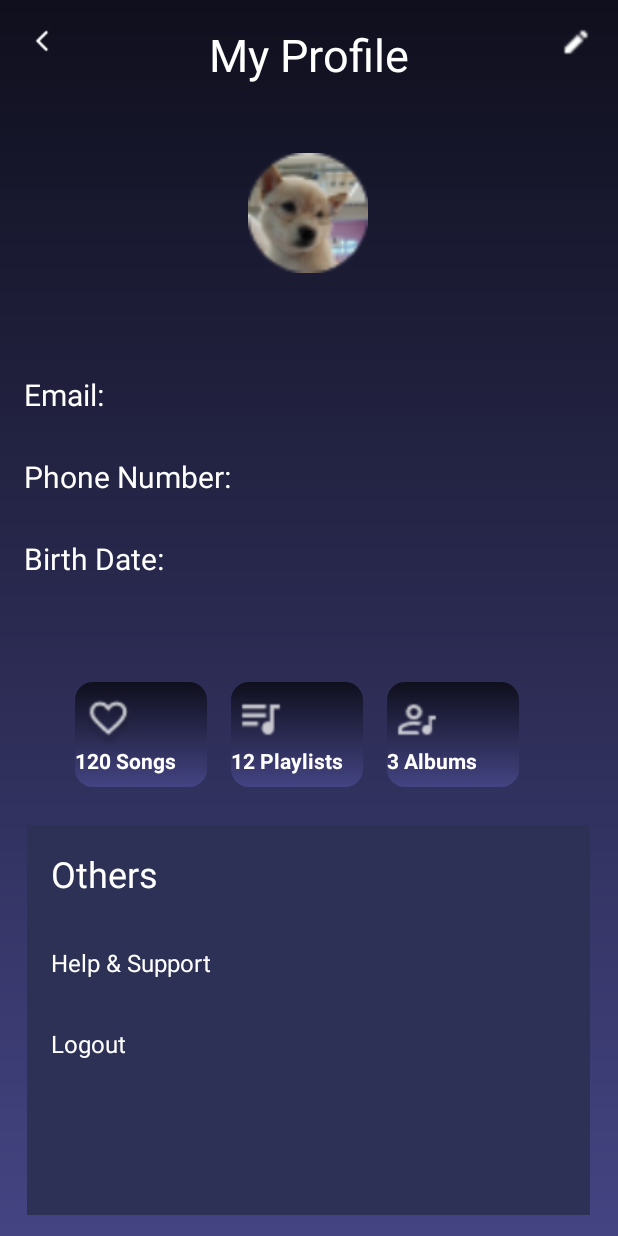
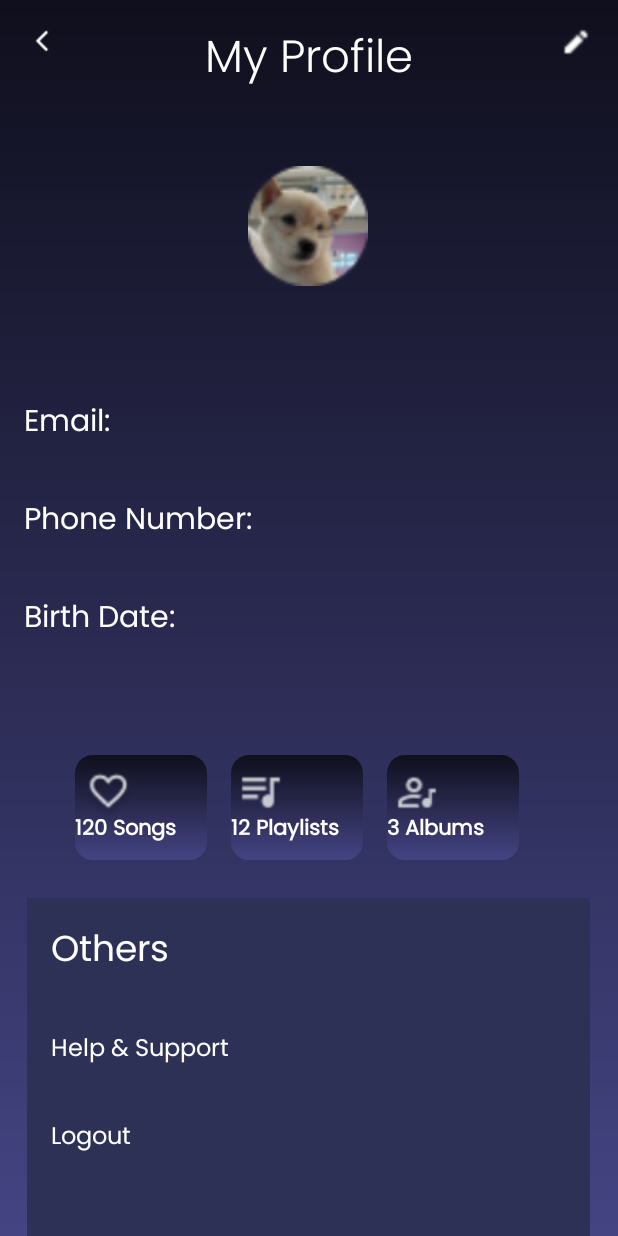
Before and after one commit to erianaerwt/vibeTune, an Android app: the ProfileActivity screen opened directly, with no data from a screen before it, on a phone screen of 412 x 824 dp. Run offline under Robolectric (Android 15) with nearby library versions, the phone set to English and light mode, and no system bars; our stand-ins replace Firebase (no records; nobody signed in at launch, a user with empty details on screens opened directly).

Commit message:
update baru lagi

```diff
--- a/app/src/main/res/layout/login.xml
+++ b/app/src/main/res/layout/login.xml
@@ -60,7 +60,7 @@
         android:fontFamily="@font/poppins_light"
         android:background="@drawable/border"
         android:hint="Email or Username"
-        android:textColorHint="@color/black"
+        android:textColor="@color/black"
         android:inputType="textEmailAddress"
         android:layout_below="@id/linearlayout1"
         android:layout_centerHorizontal="true"
@@ -73,7 +73,7 @@
         android:background="@drawable/border"
         android:fontFamily="@font/poppins_light"
         android:hint="Password"
-        android:textColorHint="@color/black"
+        android:textColor="@color/black"
         android:inputType="textPassword"
         android:layout_below="@id/emailEditText"
         android:layout_centerHorizontal="true"
--- a/app/src/main/res/layout/profil.xml
+++ b/app/src/main/res/layout/profil.xml
@@ -40,6 +40,7 @@
         android:text="My Profile"
         android:textColor="@color/white"
         android:textSize="30sp"
+        android:fontFamily="@font/poppins_light"
         android:layout_marginTop="16dp"
         app:layout_constraintTop_toTopOf="parent"
         app:layout_constraintStart_toEndOf="@id/backButton"
@@ -68,6 +69,7 @@
         android:textColor="@color/white"
         android:textSize="20sp"
         android:textStyle="bold"
+        android:fontFamily="@font/poppins_bold"
         android:layout_marginTop="8dp"
         app:layout_constraintTop_toBottomOf="@id/profilePicture"
         app:layout_constraintStart_toStartOf="parent"
@@ -91,14 +93,16 @@
             android:layout_height="wrap_content"
             android:text="Email:"
             android:textColor="@color/white"
-            android:textSize="20sp" />
+            android:textSize="20sp"
+            android:fontFamily="@font/poppins_regular"/>
 
         <TextView
             android:id="@+id/info_email"
             android:layout_width="wrap_content"
             android:layout_height="wrap_content"
             android:textColor="@color/white"
-            android:textSize="14sp" />
+            android:textSize="14sp"
+            android:fontFamily="@font/poppins_regular"/>
 
         <TextView
             android:id="@+id/phone"
@@ -107,14 +111,16 @@
             android:text="Phone Number:"
             android:textColor="@color/white"
             android:textSize="20sp"
-            android:layout_marginTop="8dp" />
+            android:layout_marginTop="8dp"
+            android:fontFamily="@font/poppins_regular"/>
 
         <TextView
             android:id="@+id/info_phone"
             android:layout_width="wrap_content"
             android:layout_height="wrap_content"
             android:textColor="@color/white"
-            android:textSize="14sp" />
+            android:textSize="14sp"
+            android:fontFamily="@font/poppins_regular"/>
 
         <TextView
             android:id="@+id/birthDate"
@@ -123,7 +129,8 @@
             android:text="Birth Date:"
             android:textColor="@color/white"
             android:textSize="20sp"
-            android:layout_marginTop="8dp" />
+            android:layout_marginTop="8dp"
+            android:fontFamily="@font/poppins_regular"/>
 
         <TextView
             android:id="@+id/info_birthDate"
@@ -131,7 +138,8 @@
             android:layout_height="wrap_content"
             android:textColor="@color/white"
             android:textSize="14sp"
-            android:layout_marginTop="8dp" />
+            android:layout_marginTop="8dp"
+            android:fontFamily="@font/poppins_regular"/>
     </LinearLayout>
 
     <!-- Music Info Section -->
@@ -172,7 +180,8 @@
                 android:text="120 Songs"
                 android:textColor="#FFFFFF"
                 android:textSize="14sp"
-                android:textStyle="bold" />
+                android:textStyle="bold"
+                android:fontFamily="@font/poppins_regular"/>
         </FrameLayout>
 
         <!-- 12 Playlists -->
@@ -198,7 +207,8 @@
                 android:text="12 Playlists"
                 android:textColor="#FFFFFF"
                 android:textSize="14sp"
-                android:textStyle="bold" />
+                android:textStyle="bold"
+                android:fontFamily="@font/poppins_regular"/>
         </FrameLayout>
 
         <!-- 3 Albums -->
@@ -224,7 +234,8 @@
                 android:text="3 Albums"
                 android:textColor="#FFFFFF"
                 android:textSize="14sp"
-                android:textStyle="bold" />
+                android:textStyle="bold"
+                android:fontFamily="@font/poppins_regular"/>
         </FrameLayout>
     </LinearLayout>
 
@@ -247,7 +258,8 @@
             android:layout_margin="16dp"
             android:text="Others"
             android:textColor="@color/white"
-            android:textSize="24sp" />
+            android:textSize="24sp"
+            android:fontFamily="@font/poppins_regular"/>
 
         <TextView
             android:id="@+id/helpSupport"
@@ -256,7 +268,8 @@
             android:text="Help &amp; Support"
             android:textColor="@color/white"
             android:textSize="16sp"
-            android:layout_margin="16dp" />
+            android:layout_margin="16dp"
+            android:fontFamily="@font/poppins_regular"/>
 
         <TextView
             android:id="@+id/logout"
@@ -265,6 +278,7 @@
             android:text="Logout"
             android:textColor="@color/white"
             android:textSize="16sp"
-            android:layout_margin="16dp" />
+            android:layout_margin="16dp"
+            android:fontFamily="@font/poppins_regular"/>
     </LinearLayout>
 </androidx.constraintlayout.widget.ConstraintLayout>
```
Also changed, not shown: app/src/main/res/layout/edit_profile.xml (+16 -10 lines), app/src/main/res/layout/home.xml (+21 -8 lines), app/src/main/res/layout/library.xml (+7 -3 lines), app/src/main/res/layout/play.xml (+12 -4 lines), app/src/main/res/layout/register.xml (+4 -4 lines), app/src/main/res/layout/search.xml (+7 -3 lines).
